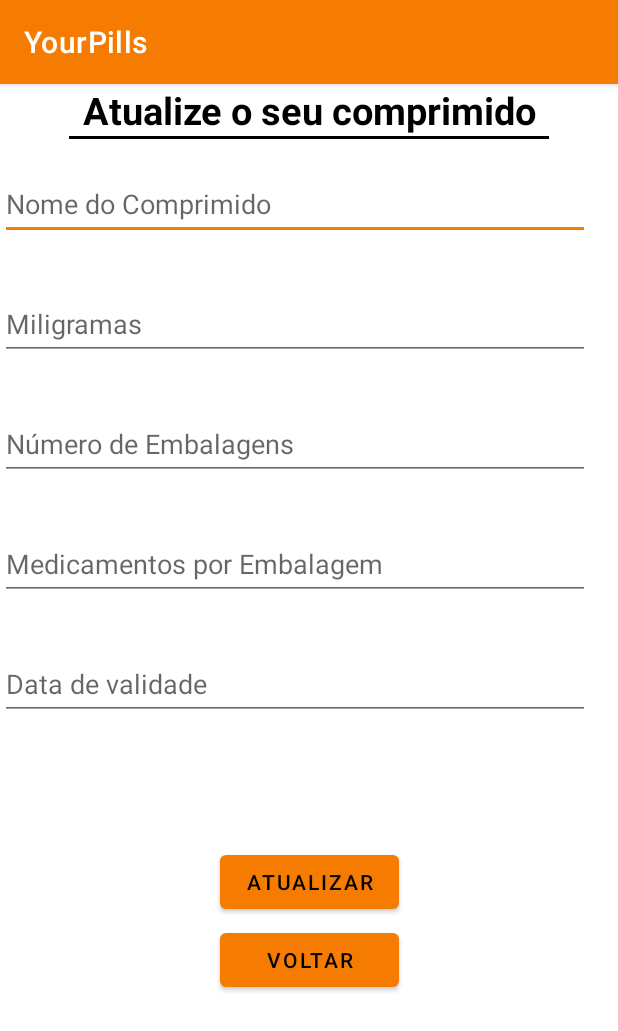
After one commit to CheCheXD/YourPills, an Android app: the UpdateCompActivity screen opened directly, with no data from a screen before it, on a phone screen of 412 x 824 dp. The commit adds this screen. Shown: the top 1031 px of the screen. Run offline under Robolectric (Android 15) with nearby library versions, the phone set to English and light mode, and no system bars.

Commit message:
fourteenth nomination

```diff
--- /dev/null
+++ b/app/src/main/java/com/example/yourpills/UpdateCompActivity.java
@@ -0,0 +1,84 @@
+package com.example.yourpills;
+
+import androidx.annotation.NonNull;
+import androidx.appcompat.app.AppCompatActivity;
+import androidx.recyclerview.widget.LinearLayoutManager;
+import androidx.recyclerview.widget.RecyclerView;
+
+
+import android.annotation.SuppressLint;
+import android.content.Intent;
+import android.database.Cursor;
+import android.database.sqlite.SQLiteDatabase;
+import android.os.Bundle;
+import android.view.Menu;
+import android.view.MenuInflater;
+import android.view.MenuItem;
+import android.view.View;
+import android.widget.Button;
+import android.widget.CalendarView;
+import android.widget.LinearLayout;
+import android.widget.Toast;
+import android.widget.EditText;
+
+import com.google.android.material.bottomnavigation.BottomNavigationView;
+import com.google.android.material.floatingactionbutton.FloatingActionButton;
+
+import java.util.ArrayList;
+
+public class UpdateCompActivity extends AppCompatActivity {
+
+    private EditText name_comp, mil_comp, med_comp, emb_comp, data_comp;
+    private Button update, voltar;
+
+    String id, nome, miligramas, medicamentos, embalagens, data;
+    @Override
+    protected void onCreate(Bundle savedInstanceState) {
+        super.onCreate(savedInstanceState);
+        setContentView(R.layout.activity_updatecomp);
+        name_comp = findViewById(R.id.name_comp1);
+        mil_comp = findViewById(R.id.mil_comp1);
+        med_comp = findViewById(R.id.med_comp1);
+        emb_comp = findViewById(R.id.emb_comp1);
+        data_comp = findViewById(R.id.date_comp1);
+        update = findViewById(R.id.update);
+        voltar = findViewById(R.id.voltar3);
+
+        getAndSetIntentData();
+
+        update.setOnClickListener(new View.OnClickListener() {
+            @Override
+            public void onClick(View view) {
+                DB myDB = new DB(UpdateCompActivity.this);
+                myDB.updateData(id, nome, miligramas, medicamentos, embalagens, data);
+
+            }
+        });
+    }
+
+    void getAndSetIntentData(){
+        if(getIntent().hasExtra("id") &&
+                getIntent().hasExtra("nome") &&
+                getIntent().hasExtra("miligramas") &&
+                getIntent().hasExtra("medicamentos") &&
+                getIntent().hasExtra("embalagens") &&
+                getIntent().hasExtra("data")){
+            //pega os dados partir do Intent
+            id = getIntent().getStringExtra("id");
+            nome = getIntent().getStringExtra("nome");
+            miligramas = getIntent().getStringExtra("miligramas");
+            medicamentos = getIntent().getStringExtra("medicamentos");
+            embalagens = getIntent().getStringExtra("embalagens");
+            data = getIntent().getStringExtra("data");
+
+            name_comp.setText(nome);
+            mil_comp.setText(miligramas);
+            med_comp.setText(medicamentos);
+            emb_comp.setText(embalagens);
+            data_comp.setText(data);
+
+        }else{
+            Toast.makeText(this, "Sem Dados disponíveis", Toast.LENGTH_SHORT).show();
+        }
+    }
+}
--- /dev/null
+++ b/app/src/main/res/layout/activity_updatecomp.xml
@@ -0,0 +1,121 @@
+<?xml version="1.0" encoding="utf-8"?>
+<androidx.constraintlayout.widget.ConstraintLayout xmlns:android="http://schemas.android.com/apk/res/android"
+    xmlns:app="http://schemas.android.com/apk/res-auto"
+    xmlns:tools="http://schemas.android.com/tools"
+    android:layout_width="match_parent"
+    android:layout_height="match_parent"
+    tools:context=".AdicionarCompActivity">
+
+    <TextView
+        android:id="@+id/textView3"
+        android:layout_width="match_parent"
+        android:layout_height="wrap_content"
+        android:gravity="center_horizontal"
+        android:text="Atualize o seu comprimido"
+        android:textColor="@color/black"
+        android:textSize="25sp"
+        android:textStyle="bold"
+        tools:ignore="MissingConstraints"
+        tools:layout_editor_absoluteX="0dp"
+        tools:layout_editor_absoluteY="16dp" />
+
+    <View
+        android:id="@+id/view4"
+        android:layout_width="320dp"
+        android:layout_height="2dp"
+        android:layout_gravity="center"
+        android:layout_marginStart="46dp"
+        android:layout_marginEnd="46dp"
+        android:background="@color/black"
+        app:layout_constraintEnd_toEndOf="parent"
+        app:layout_constraintHorizontal_bias="1.0"
+        app:layout_constraintStart_toStartOf="parent"
+        app:layout_constraintTop_toBottomOf="@+id/textView3"
+        tools:ignore="MissingConstraints" />
+
+    <EditText
+        android:id="@+id/name_comp1"
+        android:layout_width="393dp"
+        android:layout_height="47dp"
+        android:layout_marginTop="20dp"
+        android:hint="Nome do Comprimido"
+        android:minHeight="48dp"
+        app:layout_constraintTop_toBottomOf="@+id/view4"
+        tools:layout_editor_absoluteX="8dp"
+        tools:ignore="MissingConstraints" />
+
+    <EditText
+        android:id="@+id/mil_comp1"
+        android:layout_width="393dp"
+        android:layout_height="47dp"
+        android:layout_marginTop="100dp"
+        android:hint="Miligramas"
+        android:minHeight="48dp"
+        app:layout_constraintTop_toBottomOf="@+id/view4"
+        tools:ignore="MissingConstraints"
+        tools:layout_editor_absoluteX="8dp" />
+
+    <EditText
+        android:id="@+id/emb_comp1"
+        android:layout_width="393dp"
+        android:layout_height="47dp"
+        android:layout_marginTop="180dp"
+        android:hint="Número de Embalagens"
+        android:minHeight="48dp"
+        app:layout_constraintTop_toBottomOf="@+id/view4"
+        tools:ignore="MissingConstraints"
+        tools:layout_editor_absoluteX="8dp" />
+
+
+    <EditText
+        android:id="@+id/med_comp1"
+        android:layout_width="393dp"
+        android:layout_height="47dp"
+        android:layout_marginTop="260dp"
+        android:hint="Medicamentos por Embalagem"
+        android:minHeight="48dp"
+        app:layout_constraintTop_toBottomOf="@+id/view4"
+        tools:ignore="MissingConstraints"
+        tools:layout_editor_absoluteX="8dp" />
+
+
+    <EditText
+        android:id="@+id/date_comp1"
+        android:layout_width="393dp"
+        android:layout_height="47dp"
+        android:layout_marginTop="340dp"
+        android:ems="10"
+        android:hint="Data de validade"
+        android:inputType="date"
+        app:layout_constraintTop_toBottomOf="@+id/view4"
+        tools:ignore="MissingConstraints"
+        tools:layout_editor_absoluteX="8dp" />
+
+    <Button
+        android:id="@+id/update"
+        android:layout_width="119dp"
+        android:layout_height="48dp"
+        android:layout_marginBottom="4dp"
+        android:text="Atualizar"
+        android:textColor="@color/black"
+        app:iconTint="#FFFFFF"
+        app:layout_constraintBottom_toTopOf="@+id/voltar3"
+        app:layout_constraintEnd_toEndOf="parent"
+        app:layout_constraintStart_toStartOf="parent"
+        tools:ignore="MissingConstraints" />
+
+    <Button
+        android:id="@+id/voltar3"
+        android:layout_width="119dp"
+        android:layout_height="48dp"
+        android:layout_marginBottom="160dp"
+        android:text="voltar"
+        android:textColor="@color/black"
+        app:iconTint="#FFFFFF"
+        app:layout_constraintBottom_toBottomOf="parent"
+        app:layout_constraintEnd_toEndOf="parent"
+        app:layout_constraintStart_toStartOf="parent"
+        tools:ignore="MissingConstraints" />
+
+
+</androidx.constraintlayout.widget.ConstraintLayout>
```
Also changed, not shown: app/src/main/AndroidManifest.xml (+11 -4 lines), app/src/main/java/com/example/yourpills/ComprimidosActivity.java (+12 -2 lines), app/src/main/java/com/example/yourpills/CustomAdapter.java (+60 -6 lines), app/src/main/java/com/example/yourpills/DB.java (+22 -1 lines), app/src/main/res/layout/activity_comprimidos.xml (+5 -2 lines), app/src/main/res/layout/my_recyclerview.xml (+8 -26 lines).
